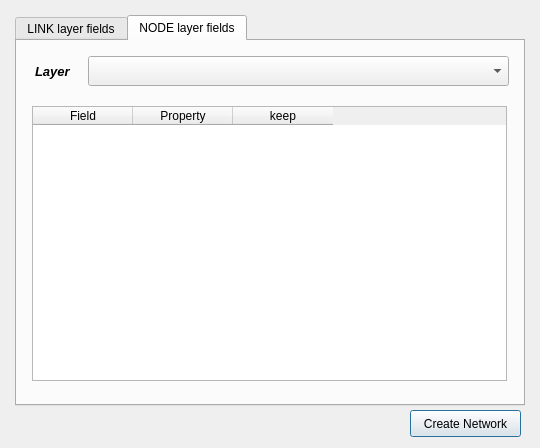
Above: forms/ui_transponet_construction.ui from AequilibraE/qaequilibrae before the change. Below: the same form after it.
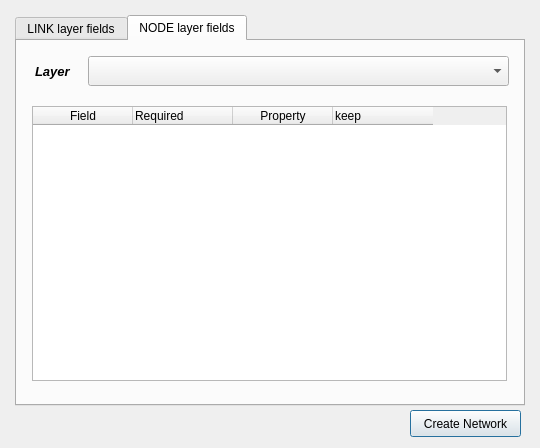
That is the form after the change. Custom widgets are drawn as their Qt base class.

Commit message: Work on transponet creation

```diff
--- a/forms/ui_transponet_construction.ui
+++ b/forms/ui_transponet_construction.ui
@@ -104,6 +104,14 @@
        <string>Field</string>
       </property>
      </column>
+     <column>
+      <property name="text">
+       <string>Required</string>
+      </property>
+      <property name="textAlignment">
+       <set>AlignLeft|AlignVCenter</set>
+      </property>
+     </column>
      <column>
       <property name="text">
        <string>Property</string>
@@ -113,6 +121,9 @@
       <property name="text">
        <string>keep</string>
       </property>
+      <property name="textAlignment">
+       <set>AlignLeft|AlignVCenter</set>
+      </property>
      </column>
     </widget>
     <widget class="QgsMapLayerComboBox" name="node_layers_list">
```
Left out of the diff: 5 changed lines with no effect on the pictures. The commit also changes 1 other file.
